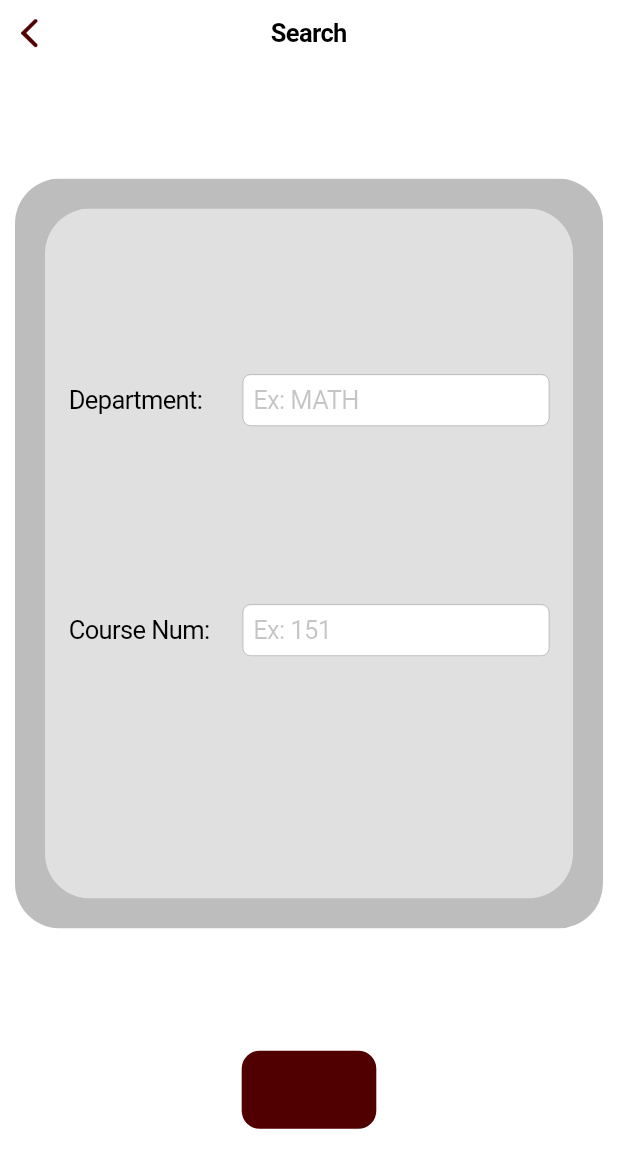
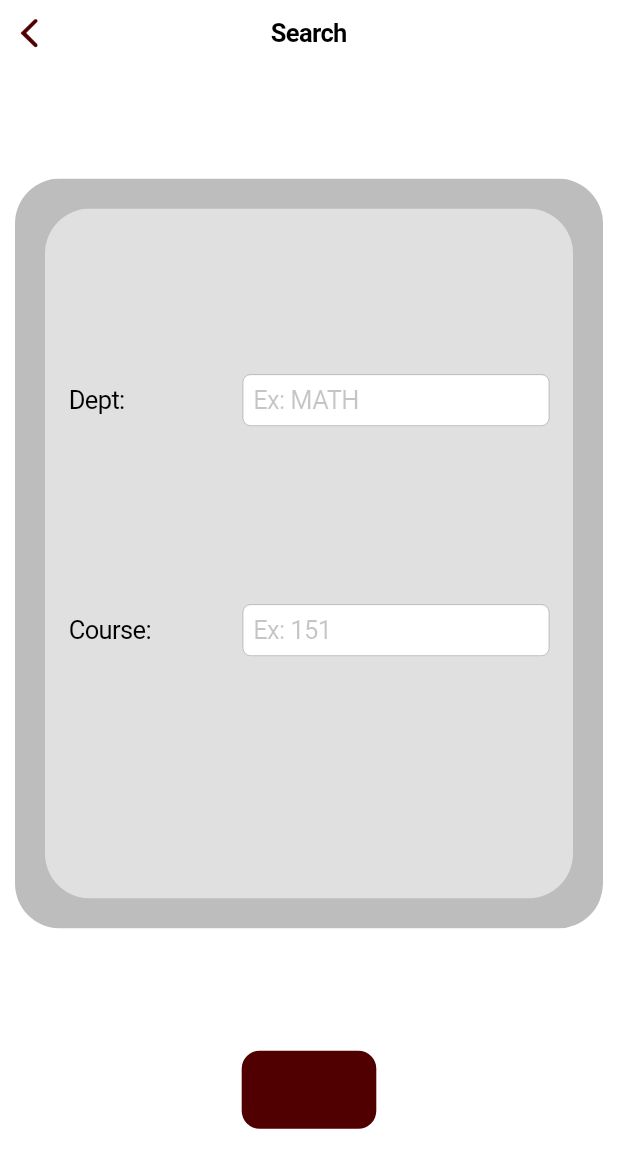
Before and after one commit to joshuajung01/SectionSniperIOS, a Flutter app: the SearchTab screen opened directly, on a phone screen of 412 x 824 dp. Shown: the top 1168 px of the screen. Run offline on Flutter 3.47's test engine with Material 2 defaults, Android fonts, the phone set to English and light mode, and no system bars; our stand-ins replace cloud_firestore, firebase_auth, firebase_messaging; accounts and stored records are empty.

Commit message:
final product 2

```diff
--- a/lib/Tabs/search_tab.dart
+++ b/lib/Tabs/search_tab.dart
@@ -114,7 +114,7 @@ class _SearchTabState extends State<SearchTab>{
                                     constraints: BoxConstraints(maxWidth: 100),
                                      child: Align(
                                       alignment: Alignment.centerLeft,
-                                      child: Text('Department:'),
+                                      child: Text('Dept:'),
                                     ),
                                   ),
                                   Container(padding: EdgeInsets.all(8.0)),
@@ -142,7 +142,7 @@ class _SearchTabState extends State<SearchTab>{
                                     constraints: BoxConstraints(maxWidth: 100),
                                     child: Align(
                                       alignment: Alignment.centerLeft,
-                                      child: Text('Course Num: '),
+                                      child: Text('Course: '),
                                     ),
                                   ),
                                   Container(padding: EdgeInsets.all(8.0)),
```
